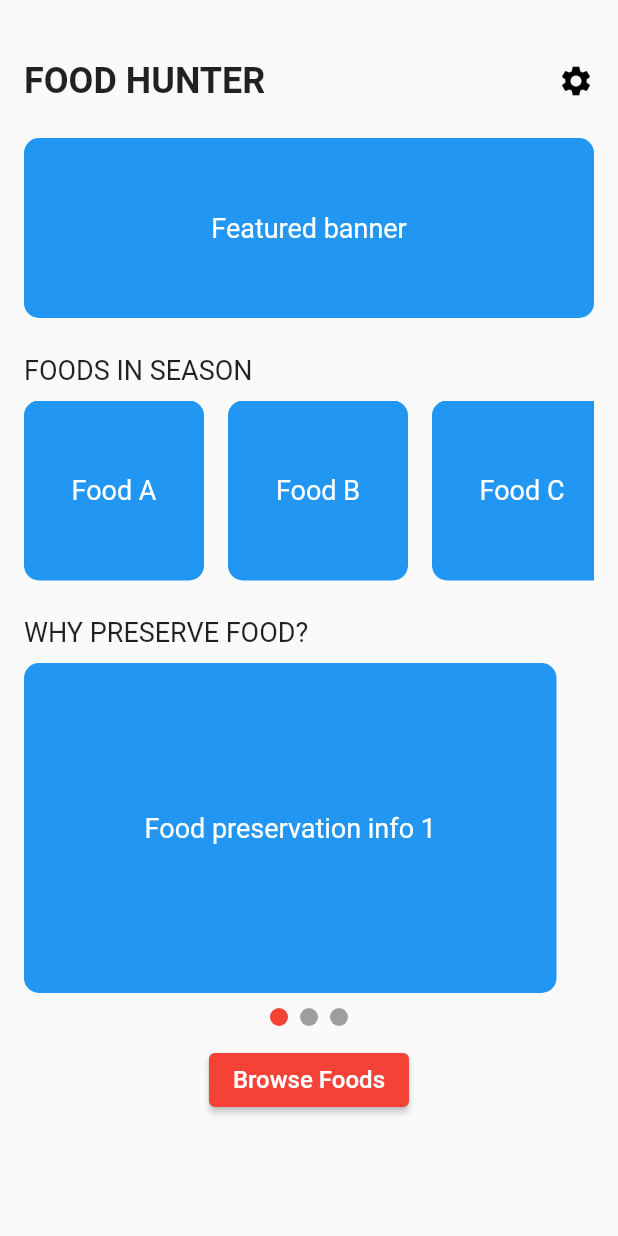
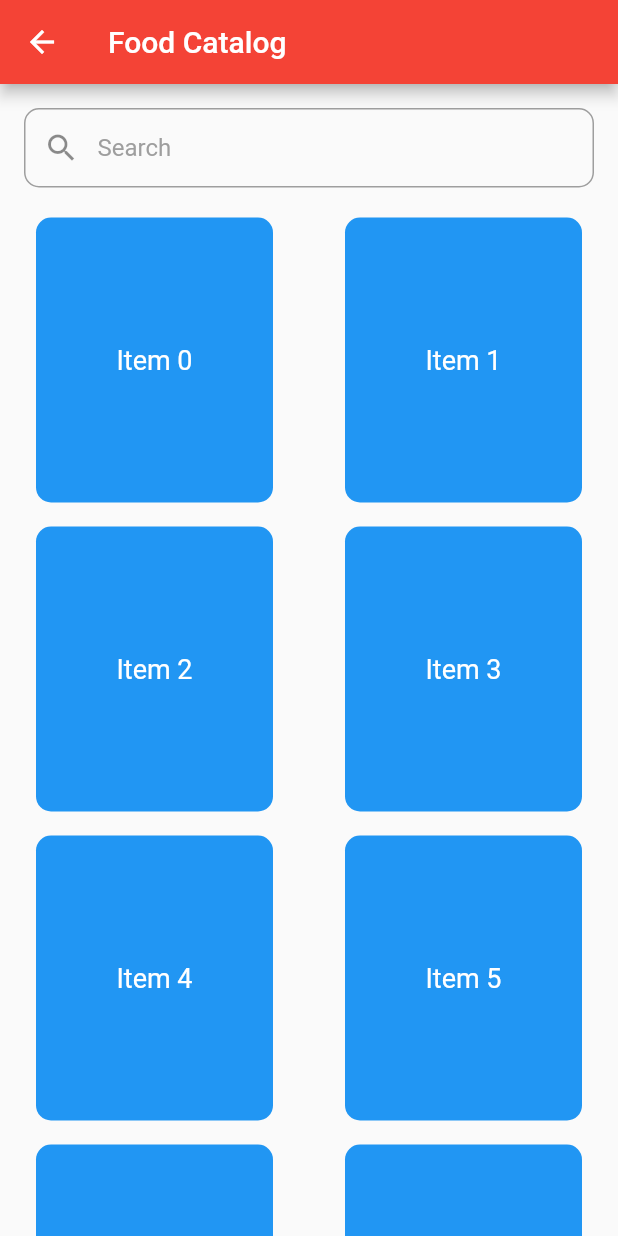
Before and after one commit to noitisoprepus/food-hunter, a Flutter app: the screen it shows after launch, after a tap on "Browse Foods", on a phone screen of 412 x 824 dp. Run offline on Flutter 3.47's test engine with Material 2 defaults, Android fonts, the phone set to English and light mode, and no system bars.

Commit message:
added catalog page and food page (wip)

```diff
--- a/lib/main.dart
+++ b/lib/main.dart
@@ -18,7 +18,7 @@ class MyApp extends StatelessWidget {
       ),
       debugShowCheckedModeBanner: false,
       title: 'Food Hunter',
-      home: HomePage()
+      home: HomePage(),
     );
   }
 }
--- /dev/null
+++ b/lib/pages/catalog.dart
@@ -0,0 +1,76 @@
+import 'package:flutter/material.dart';
+import 'package:food_hunter/pages/food.dart';
+
+class CatalogPage extends StatelessWidget {
+  @override
+  Widget build(BuildContext context) {
+    return Scaffold(
+      appBar: AppBar(
+        title: Text('Food Catalog'),
+      ),
+      body: Column(
+        children: [
+          Container(
+            margin: EdgeInsets.all(16.0),
+            decoration: BoxDecoration(
+              borderRadius: BorderRadius.circular(10.0),
+              border: Border.all(
+                color: Colors.grey,
+                width: 1.0,
+              ),
+            ),
+            child: TextField(
+              decoration: InputDecoration(
+                hintText: 'Search',
+                hintStyle: TextStyle(color: Colors.grey),
+                contentPadding: EdgeInsets.all(16.0),
+                prefixIcon: Icon(Icons.search),
+                border: InputBorder.none,
+              ),
+            ),
+          ),
+          Expanded(
+            child: GridView.builder(
+              gridDelegate: SliverGridDelegateWithFixedCrossAxisCount(
+                crossAxisCount: 2, // Number of columns
+                crossAxisSpacing: 16.0, // Horizontal spacing between grid items
+                mainAxisSpacing: 16.0, // Vertical spacing between grid items
+              ),
+              itemCount: 12, // Number of grid items
+              padding: EdgeInsets.symmetric(horizontal: 8.0), // Padding around the grid
+              itemBuilder: (BuildContext context, int index) {
+                // Wrap each grid item with a ListTile
+                return ListTile(
+                  onTap: () {
+                    // Navigate to the FoodPage when item is clicked
+                    Navigator.push(
+                      context,
+                      MaterialPageRoute(
+                        builder: (context) => FoodPage(itemIndex: index),
+                      ),
+                    );
+                  },
+                  title: Container(
+                    decoration: BoxDecoration(
+                      color: Colors.blue, // Change to your preferred background color
+                      borderRadius: BorderRadius.circular(10.0), // Border radius of each box
+                    ),
+                    child: Center(
+                      child: Text(
+                        'Item $index',
+                        style: TextStyle(
+                          color: Colors.white, // Text color
+                          fontSize: 18.0, // Text font size
+                        ),
+                      ),
+                    ),
+                  ),
+                );
+              },
+            ),
+          ),
+        ],
+      ),
+    );
+  }
+}
--- /dev/null
+++ b/lib/pages/food.dart
@@ -0,0 +1,22 @@
+import 'package:flutter/material.dart';
+
+class FoodPage extends StatelessWidget {
+  final int itemIndex; // Define the itemIndex
+
+  FoodPage({Key? key, required this.itemIndex}) : super(key: key); // Update constructor
+
+  @override
+  Widget build(BuildContext context) {
+    // Generate a dynamic title based on the itemIndex
+    String itemTitle = 'Item $itemIndex';
+
+    return Scaffold(
+      appBar: AppBar(
+        title: Text(itemTitle), // Set the app bar title to the item name
+      ),
+      body: Center(
+        child: Text('Food Details for $itemTitle'), // Use the dynamic item name
+      ),
+    );
+  }
+}
--- a/lib/pages/home.dart
+++ b/lib/pages/home.dart
@@ -1,4 +1,5 @@
 import 'package:flutter/material.dart';
+import 'package:food_hunter/pages/catalog.dart';
 
 class HomePage extends StatefulWidget {
   @override
@@ -65,25 +66,6 @@ class _HomePageState extends State<HomePage> {
               ],
             ),
           ),
-          // Container(
-          //   margin: EdgeInsets.all(16.0), // Adjust margin as needed
-          //   decoration: BoxDecoration(
-          //     borderRadius: BorderRadius.circular(10.0), // Border radius of 10
-          //     border: Border.all(
-          //       color: Colors.grey, // Border color
-          //       width: 1.0, // Border width
-          //     ),
-          //   ),
-          //   child: TextField(
-          //     decoration: InputDecoration(
-          //       hintText: 'Search',
-          //       hintStyle: TextStyle(color: Colors.grey),
-          //       contentPadding: EdgeInsets.all(16.0), // Adjust padding as needed
-          //       prefixIcon: Icon(Icons.search), // Magnifying glass icon
-          //       border: InputBorder.none, // Remove the default underline
-          //     ),
-          //   ),
-          // ),
           SizedBox(
             height: 24
           ),
@@ -237,8 +219,11 @@ class _HomePageState extends State<HomePage> {
           ),
           ElevatedButton(
             onPressed: () {
-              // Add navigation to the catalog page here
-              // Navigator.push(context, MaterialPageRoute(builder: (context) => CatalogPage()));
+                Navigator.of(context).push(
+                MaterialPageRoute(
+                  builder: (context) => CatalogPage(),
+                ),
+              );
             },
             child: Text(
               'Browse Foods',
```
